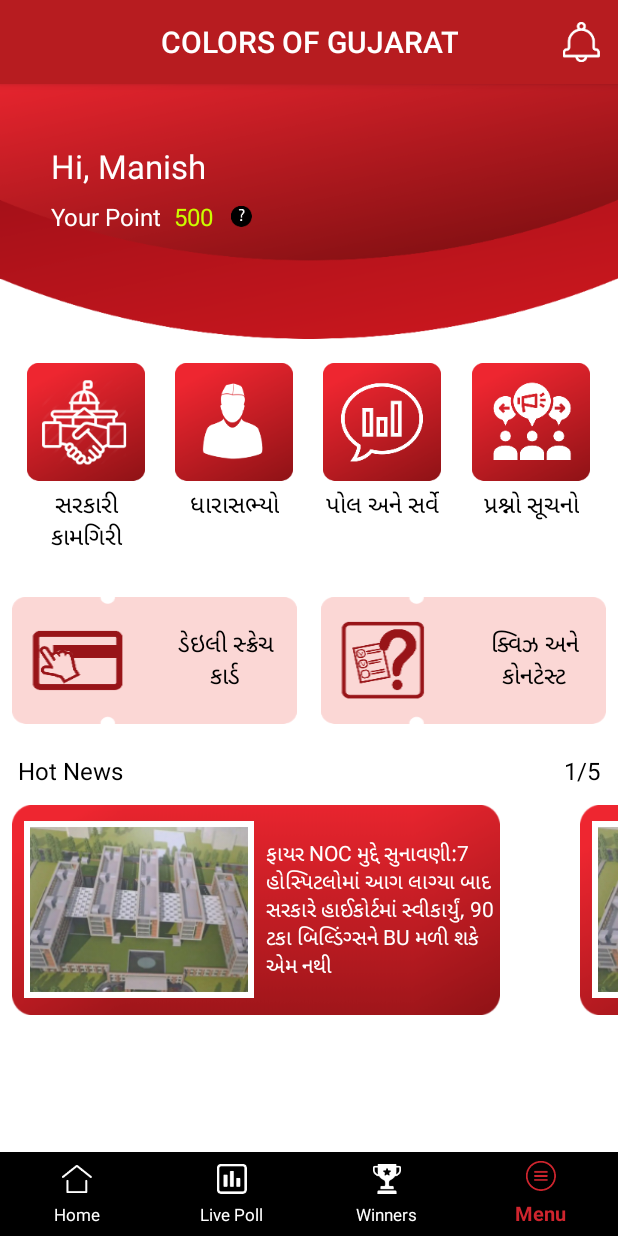
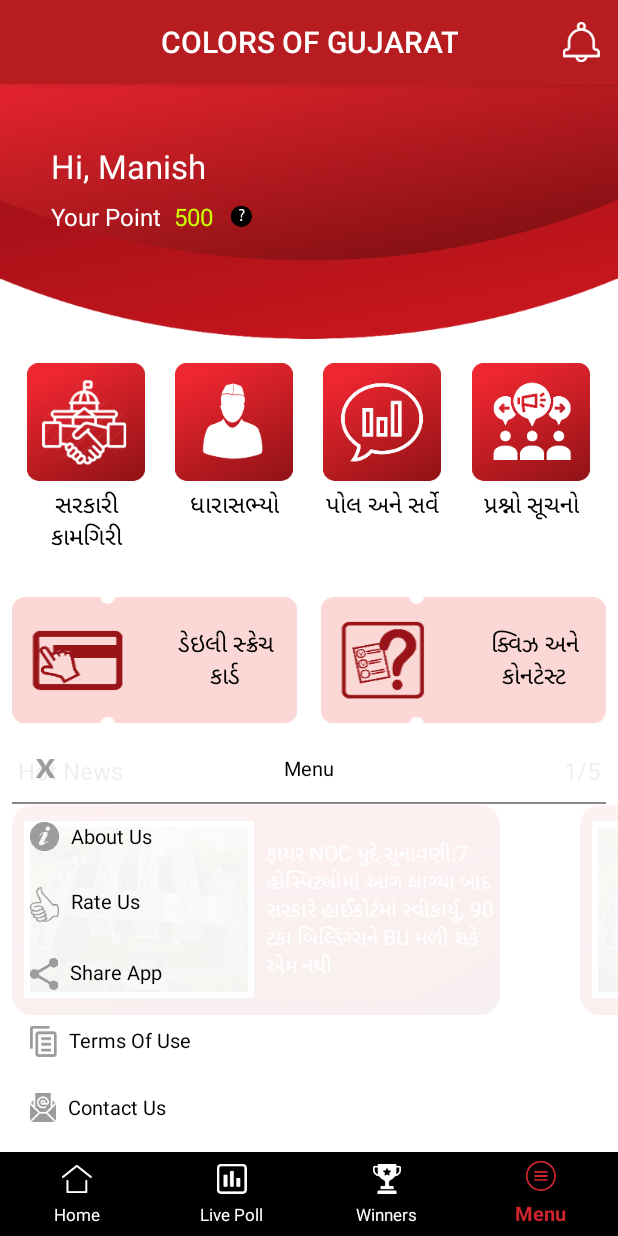
Before and after one commit to kishansolanki124/PoliticalApp, an Android app: the screen it shows after launch (HomeActivity), item 4 of the bottom bar chosen, on a phone screen of 412 x 824 dp. Run offline under Robolectric (Android 15) with nearby library versions, the phone set to English and light mode, and no system bars; pictures from the network do not load.

Commit message:
2nd 1. home screen of news . menu screen

```diff
--- a/app/src/main/java/com/politics/politicalapp/ui/activity/HomeActivity.kt
+++ b/app/src/main/java/com/politics/politicalapp/ui/activity/HomeActivity.kt
@@ -2,12 +2,15 @@ package com.politics.politicalapp.ui.activity
 
 import android.os.Bundle
 import android.view.MenuItem
+import android.view.View
+import androidx.core.view.isVisible
 import androidx.fragment.app.Fragment
 import androidx.fragment.app.FragmentTransaction
 import com.google.android.material.bottomnavigation.BottomNavigationView
 import com.politics.politicalapp.R
 import com.politics.politicalapp.ui.fragment.HomeFragment
 import kotlinx.android.synthetic.main.activity_home.*
+import kotlinx.android.synthetic.main.fragment_menu.*
 
 class HomeActivity : ExtendedToolbarActivity(),
     BottomNavigationView.OnNavigationItemSelectedListener {
@@ -22,9 +25,21 @@ class HomeActivity : ExtendedToolbarActivity(),
 
         setToolbarTitle(getString(R.string.colors_of_guj))
 
+        setupListener()
+
         bottomNavigationView.setOnNavigationItemSelectedListener(this)
 
         switchFragment(HomeFragment(), false)
+    }
+
+    private fun setupListener() {
+        ivClose.setOnClickListener {
+            if (newsCategory.isVisible) {
+                newsCategory.visibility = View.GONE
+            } else {
+                newsCategory.visibility = View.VISIBLE
+            }
+        }
     }
 
     override fun onNavigationItemSelected(item: MenuItem): Boolean {
@@ -37,7 +52,9 @@ class HomeActivity : ExtendedToolbarActivity(),
                     //switchFragment(OpinionPollFragment(), false)
                 }
                 R.id.navigation_menu -> {
-                    //switchFragment(MenuFragment(), false)
+                    if (!newsCategory.isVisible) {
+                        newsCategory.visibility = View.VISIBLE
+                    }
                 }
                 R.id.navigation_winners -> {
                     //switchFragment(ShraddhanjaliHomeFragment(), false)
@@ -48,9 +65,9 @@ class HomeActivity : ExtendedToolbarActivity(),
     }
 
     private fun switchFragment(fragment: Fragment, addToBackStack: Boolean) {
-//        if (newsCategory.isVisible) {
-//            newsCategory.visibility = View.GONE
-//        }
+        if (newsCategory.isVisible) {
+            newsCategory.visibility = View.GONE
+        }
 
 //        if (fragment !is HomeFragment) {
 //            hideNavigationButton()
@@ -92,11 +109,11 @@ class HomeActivity : ExtendedToolbarActivity(),
 ////        }
 //    }
 
-//    override fun onBackPressed() {
-//        if (newsCategory.isVisible) {
-//            newsCategory.visibility = View.GONE
-//        } else {
-//            super.onBackPressed()
-//        }
-//    }
+    override fun onBackPressed() {
+        if (newsCategory.isVisible) {
+            newsCategory.visibility = View.GONE
+        } else {
+            super.onBackPressed()
+        }
+    }
 }
--- a/app/src/main/res/layout/activity_home.xml
+++ b/app/src/main/res/layout/activity_home.xml
@@ -18,17 +18,15 @@
         app:layout_constraintStart_toStartOf="parent"
         app:layout_constraintTop_toTopOf="parent" />
 
-    <!--    <include-->
-    <!--        android:id="@+id/newsCategory"-->
-    <!--        layout="@layout/fragment_news_category"-->
-    <!--        android:layout_width="0dp"-->
-    <!--        android:layout_height="0dp"-->
-    <!--        android:layout_marginTop="?attr/actionBarSize"-->
-    <!--        android:visibility="gone"-->
-    <!--        app:layout_constraintBottom_toTopOf="@+id/bottomNavigationView"-->
-    <!--        app:layout_constraintEnd_toEndOf="parent"-->
-    <!--        app:layout_constraintStart_toStartOf="parent"-->
-    <!--        app:layout_constraintTop_toTopOf="parent" />-->
+    <include
+        android:id="@+id/newsCategory"
+        layout="@layout/fragment_menu"
+        android:layout_width="0dp"
+        android:layout_height="wrap_content"
+        android:visibility="gone"
+        app:layout_constraintBottom_toTopOf="@+id/bottomNavigationView"
+        app:layout_constraintEnd_toEndOf="parent"
+        app:layout_constraintStart_toStartOf="parent" />
 
     <com.google.android.material.bottomnavigation.BottomNavigationView
         android:id="@+id/bottomNavigationView"
--- /dev/null
+++ b/app/src/main/res/layout/fragment_menu.xml
@@ -0,0 +1,97 @@
+<?xml version="1.0" encoding="utf-8"?>
+<androidx.appcompat.widget.LinearLayoutCompat xmlns:android="http://schemas.android.com/apk/res/android"
+    android:layout_width="match_parent"
+    android:layout_height="wrap_content"
+    android:background="@color/semi_transparent"
+    android:clickable="true"
+    android:focusable="true"
+    android:orientation="vertical"
+    android:padding="@dimen/dp_10">
+
+    <RelativeLayout
+        android:layout_width="match_parent"
+        android:layout_height="wrap_content">
+
+        <androidx.appcompat.widget.AppCompatImageView
+            android:id="@+id/ivClose"
+            android:layout_width="wrap_content"
+            android:layout_height="wrap_content"
+            android:layout_margin="@dimen/dp_10"
+            android:padding="@dimen/dp_10"
+            android:src="@drawable/close"
+            android:theme="@style/ClickableViewWhite" />
+
+        <androidx.appcompat.widget.AppCompatTextView
+            android:layout_width="wrap_content"
+            android:layout_height="wrap_content"
+            android:layout_centerInParent="true"
+            android:text="@string/Menu"
+            android:textColor="@color/black"
+            android:textSize="@dimen/sp_14" />
+    </RelativeLayout>
+
+    <View
+        android:layout_width="match_parent"
+        android:layout_height="@dimen/dp_1"
+        android:background="@color/gray" />
+
+    <androidx.appcompat.widget.AppCompatTextView
+        android:id="@+id/ivAboutUs"
+        android:layout_width="wrap_content"
+        android:layout_height="wrap_content"
+        android:layout_margin="@dimen/dp_5"
+        android:drawableStart="@drawable/aboutus"
+        android:drawablePadding="@dimen/dp_10"
+        android:padding="@dimen/dp_10"
+        android:text="@string/About_Us"
+        android:textColor="@color/black"
+        android:textSize="@dimen/sp_14" />
+
+    <androidx.appcompat.widget.AppCompatTextView
+        android:id="@+id/ivRateUs"
+        android:layout_width="wrap_content"
+        android:layout_height="wrap_content"
+        android:layout_margin="@dimen/dp_5"
+        android:drawableStart="@drawable/rateus"
+        android:drawablePadding="@dimen/dp_10"
+        android:padding="@dimen/dp_10"
+        android:text="@string/Rate_Us"
+        android:textColor="@color/black"
+        android:textSize="@dimen/sp_14" />
+
+    <androidx.appcompat.widget.AppCompatTextView
+        android:id="@+id/ivShareApp"
+        android:layout_width="wrap_content"
+        android:layout_height="wrap_content"
+        android:layout_margin="@dimen/dp_5"
+        android:drawableStart="@drawable/share_app"
+        android:drawablePadding="@dimen/dp_10"
+        android:padding="@dimen/dp_10"
+        android:text="@string/Share_App"
+        android:textColor="@color/black"
+        android:textSize="@dimen/sp_14" />
+
+    <androidx.appcompat.widget.AppCompatTextView
+        android:id="@+id/ivTNC"
+        android:layout_width="wrap_content"
+        android:layout_height="wrap_content"
+        android:layout_margin="@dimen/dp_5"
+        android:drawableStart="@drawable/tnc"
+        android:drawablePadding="@dimen/dp_10"
+        android:padding="@dimen/dp_10"
+        android:text="@string/Terms_Of_Use"
+        android:textColor="@color/black"
+        android:textSize="@dimen/sp_14" />
+
+    <androidx.appcompat.widget.AppCompatTextView
+        android:id="@+id/tvContactUs"
+        android:layout_width="wrap_content"
+        android:layout_height="wrap_content"
+        android:layout_margin="@dimen/dp_5"
+        android:drawableStart="@drawable/contact"
+        android:drawablePadding="@dimen/dp_10"
+        android:padding="@dimen/dp_10"
+        android:text="@string/Contact_Us"
+        android:textColor="@color/black"
+        android:textSize="@dimen/sp_14" />
+</androidx.appcompat.widget.LinearLayoutCompat>
--- a/app/src/main/res/values/colors.xml
+++ b/app/src/main/res/values/colors.xml
@@ -6,6 +6,8 @@
     <color name="teal_200">#FF03DAC5</color>
     <color name="teal_700">#FF018786</color>
     <color name="black">#FF000000</color>
+    <color name="semi_transparent">#EEFFFFFF</color>
+    <color name="gray">#878787</color>
     <color name="white">#FFFFFFFF</color>
     <color name="banner_red">#9D2F22</color>
     <color name="red_light">#D0252E</color>
--- a/app/src/main/res/values/strings.xml
+++ b/app/src/main/res/values/strings.xml
@@ -15,4 +15,9 @@
     <string name="quiz_and_contest">ક્વિઝ અને કોનટેસ્ટ</string>
     <string name="hot_news">Hot News</string>
     <string name="colors_of_guj">COLORS OF GUJARAT</string>
+    <string name="About_Us">About Us</string>
+    <string name="Rate_Us">Rate Us</string>
+    <string name="Share_App">Share App</string>
+    <string name="Terms_Of_Use">Terms Of Use</string>
+    <string name="Contact_Us">Contact Us</string>
 </resources>
```
Also changed, not shown: app/src/main/res/drawable-xxxhdpi/aboutus.png (added), app/src/main/res/drawable-xxxhdpi/close.png (added), app/src/main/res/drawable-xxxhdpi/contact.png (added), app/src/main/res/drawable-xxxhdpi/rateus.png (added), app/src/main/res/drawable-xxxhdpi/share_app.png (added), app/src/main/res/drawable-xxxhdpi/tnc.png (added).
